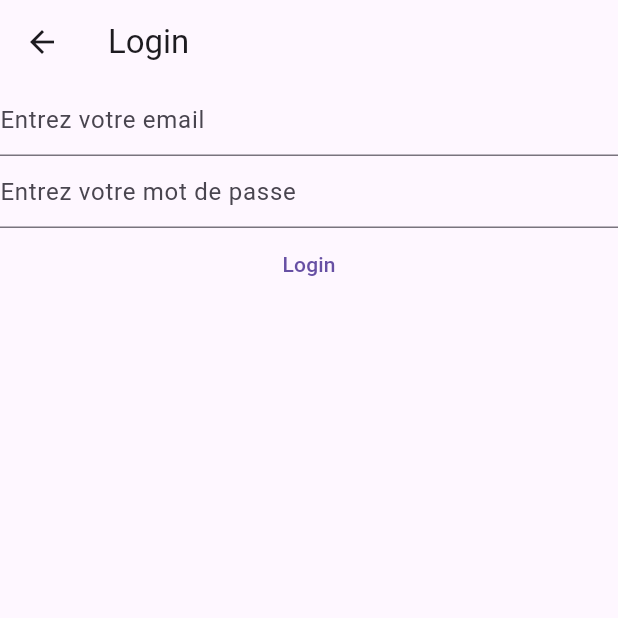
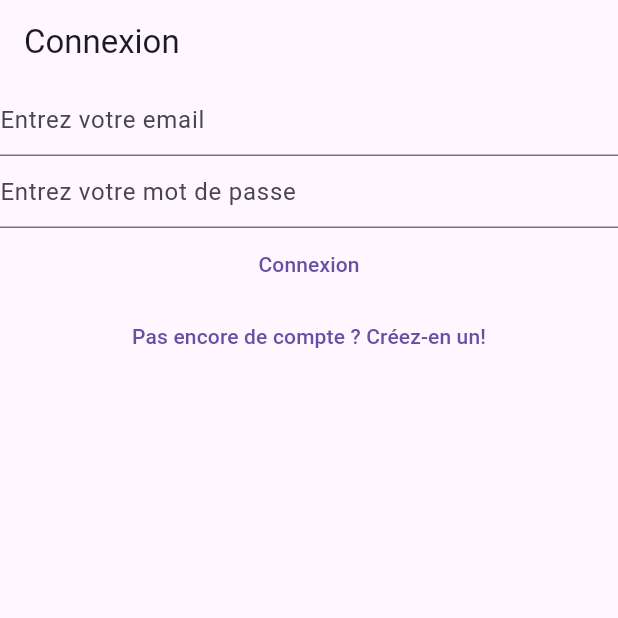
Before and after one commit to jakhecs/notebycj, a Flutter app: the LoginView screen opened directly, on a phone screen of 412 x 824 dp, the top half of it. Run offline on Flutter 3.47's test engine with Material 3 defaults, Android fonts, the phone set to English and light mode, and no system bars; our stand-ins replace firebase_auth, firebase_core; accounts and stored records are empty.

Commit message:
commit: etape 2 de la connexion

```diff
--- a/lib/views/login_view.dart
+++ b/lib/views/login_view.dart
@@ -1,8 +1,5 @@
 import 'package:firebase_auth/firebase_auth.dart';
-import 'package:firebase_core/firebase_core.dart';
 import 'package:flutter/material.dart';
-
-import '../firebase_options.dart';
 
 class LoginView extends StatefulWidget {
   const LoginView({super.key});
@@ -26,16 +23,9 @@
   Widget build(BuildContext context) {
     return Scaffold(
       appBar: AppBar(
-        title: const Text('Login'),
+        title: const Text('Connexion'),
       ),
-      body: FutureBuilder(
-        future: Firebase.initializeApp(
-          options: DefaultFirebaseOptions.currentPlatform,
-        ),
-        builder: (context, snapshot) {
-          switch (snapshot.connectionState) {
-            case ConnectionState.done:
-              return Column(
+      body: Column(
         children: [
           TextField(
             controller: _email,
@@ -61,8 +51,8 @@
                 final password = _password.text;
 
                 try {
-                          final user = await FirebaseAuth.instance
-                              .signInWithEmailAndPassword(
+                  final user =
+                      await FirebaseAuth.instance.signInWithEmailAndPassword(
                     email: email,
                     password: password,
                   );
@@ -83,13 +73,17 @@
                   }
                 }
               },
-                      child: const Text('Login')),
+              child: const Text('Connexion')),
+          TextButton(
+            onPressed: () {
+              Navigator.of(context).pushNamedAndRemoveUntil(
+                '/register/',
+                (route) => false,
+              );
+            },
+            child: const Text("Pas encore de compte ? Créez-en un!"),
+          ),
         ],
-              );
-            default:
-              return Text('Loading...');
-          }
-        },
       ),
     );
   }
```
Also changed, not shown: lib/main.dart (+16 -19 lines), lib/views/register_view.dart (+13 -19 lines), lib/views/verify_email_view.dart (added, +30 -0 lines), firebase.json. Lines whose indentation alone changed are shown as unchanged.
